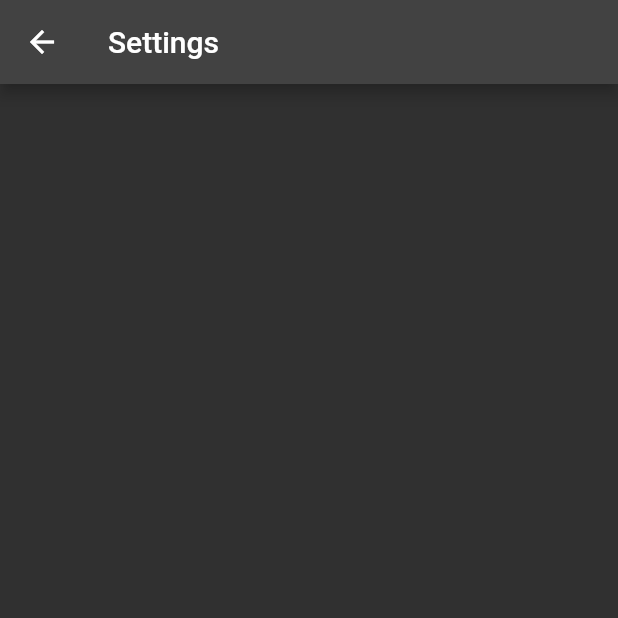
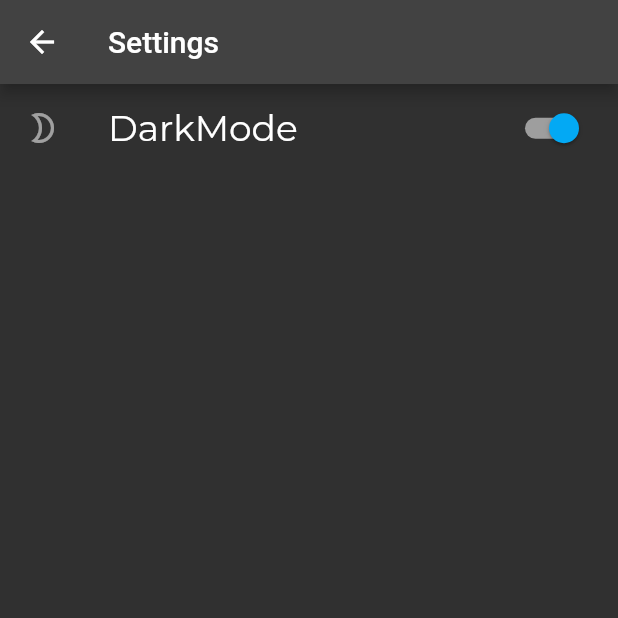
Before and after one commit to anabebe1020/flutter_templates_anabebe, a Flutter app: the screen it shows after launch, after a tap on the "settings" icon, on a phone screen of 412 x 824 dp, the top half of it. Run offline on Flutter 3.47's test engine with Material 2 defaults, Android fonts, the light colour scheme and no system bars; our stand-ins replace badges, flutter_riverpod, google_fonts.

Commit message:
Support dark mode.

```diff
--- a/lib/common/themes.dart
+++ b/lib/common/themes.dart
@@ -2,7 +2,18 @@ import 'package:google_fonts/google_fonts.dart';
 import 'package:flutter/material.dart';
 
 class MyTheme {
-  static final main = ThemeData(
+  static final light = ThemeData(
+    brightness: Brightness.light,
+    primarySwatch: Colors.blue,
+    textTheme: GoogleFonts.montserratTextTheme(
+      const TextTheme(
+        bodyText1: TextStyle(color: Colors.black45, fontSize: 32),
+        bodyText2: TextStyle(color: Colors.black45, fontSize: 24),
+      ),
+    ),
+    iconTheme: const IconThemeData(color: Colors.black54),
+  );
+  static final dark = ThemeData(
     brightness: Brightness.dark,
     primarySwatch: Colors.blue,
     textTheme: GoogleFonts.montserratTextTheme(
--- a/lib/home/home_page.dart
+++ b/lib/home/home_page.dart
@@ -50,14 +50,6 @@ class ContentsItem extends StatelessWidget {
     return Container(
       color: Colors.black12.withOpacity(0.1),
       height: 64,
-      /*
-      decoration: BoxDecoration(
-        color: Colors.black12.withOpacity(0.1),
-        border: const Border.symmetric(
-          horizontal: BorderSide(color: Colors.grey),
-        ),
-      ),
-      */
       child: TextButton(
         child: Text(title, style: MyTheme.linkText),
         onPressed: () {
--- a/lib/main.dart
+++ b/lib/main.dart
@@ -2,6 +2,7 @@ import 'package:flutter/material.dart';
 import 'package:flutter_riverpod/flutter_riverpod.dart';
 import 'package:flutter_templates_anabebe/common/themes.dart';
 import 'package:flutter_templates_anabebe/home/home_page.dart';
+import 'package:flutter_templates_anabebe/settings/provider.dart';
 
 void main() {
   runApp(const ProviderScope(
@@ -9,14 +10,15 @@ void main() {
   ));
 }
 
-class MyApp extends StatelessWidget {
+class MyApp extends ConsumerWidget {
   const MyApp({Key? key}) : super(key: key);
 
   @override
-  Widget build(BuildContext context) {
+  Widget build(BuildContext context, WidgetRef ref) {
+    final darkMode = ref.watch(darkModeProvider);
     return MaterialApp(
       title: 'Anabebe Templates',
-      theme: MyTheme.main,
+      theme: darkMode.isDark ? MyTheme.dark : MyTheme.light,
       home: const HomePage(),
     );
   }
--- /dev/null
+++ b/lib/settings/provider.dart
@@ -0,0 +1,16 @@
+import 'package:flutter/material.dart';
+import 'package:flutter_riverpod/flutter_riverpod.dart';
+
+final darkModeProvider = ChangeNotifierProvider<DarkModeNotifier>(
+  (ref) => DarkModeNotifier(),
+);
+
+class DarkModeNotifier extends ChangeNotifier {
+  bool _isDark = true;
+  bool get isDark => _isDark;
+
+  void onModeChanged() {
+    _isDark = !_isDark;
+    notifyListeners();
+  }
+}
--- a/lib/settings/setting_page.dart
+++ b/lib/settings/setting_page.dart
@@ -1,15 +1,43 @@
 import 'package:flutter/material.dart';
+import 'package:flutter_riverpod/flutter_riverpod.dart';
+import 'package:flutter_templates_anabebe/settings/provider.dart';
 
-class SettingPage extends StatelessWidget {
+class SettingPage extends ConsumerWidget {
   const SettingPage({Key? key}) : super(key: key);
 
   @override
-  Widget build(BuildContext context) {
+  Widget build(BuildContext context, WidgetRef ref) {
     return Scaffold(
       appBar: AppBar(
         title: const Text('Settings'),
       ),
-      body: ListView(),
+      body: ListView(
+        children: [
+          _darkMode(context, ref),
+        ],
+      ),
+    );
+  }
+
+  Widget _darkMode(BuildContext context, WidgetRef ref) {
+    final darkMode = ref.watch(darkModeProvider);
+    return Container(
+      height: 64,
+      child: ListTile(
+        leading: const Icon(Icons.brightness_2_outlined, size: 24),
+        title: Text('DarkMode', style: Theme.of(context).textTheme.bodyText2),
+        trailing: Switch(
+          value: darkMode.isDark,
+          activeColor: Colors.lightBlue,
+          activeTrackColor: Colors.grey,
+          inactiveThumbColor: Colors.blueGrey,
+          inactiveTrackColor: Colors.grey,
+          onChanged: (bool bl) {
+            darkMode.onModeChanged();
+          },
+        ),
+      ),
+      padding: const EdgeInsets.symmetric(vertical: 1.5),
     );
   }
 }
```
